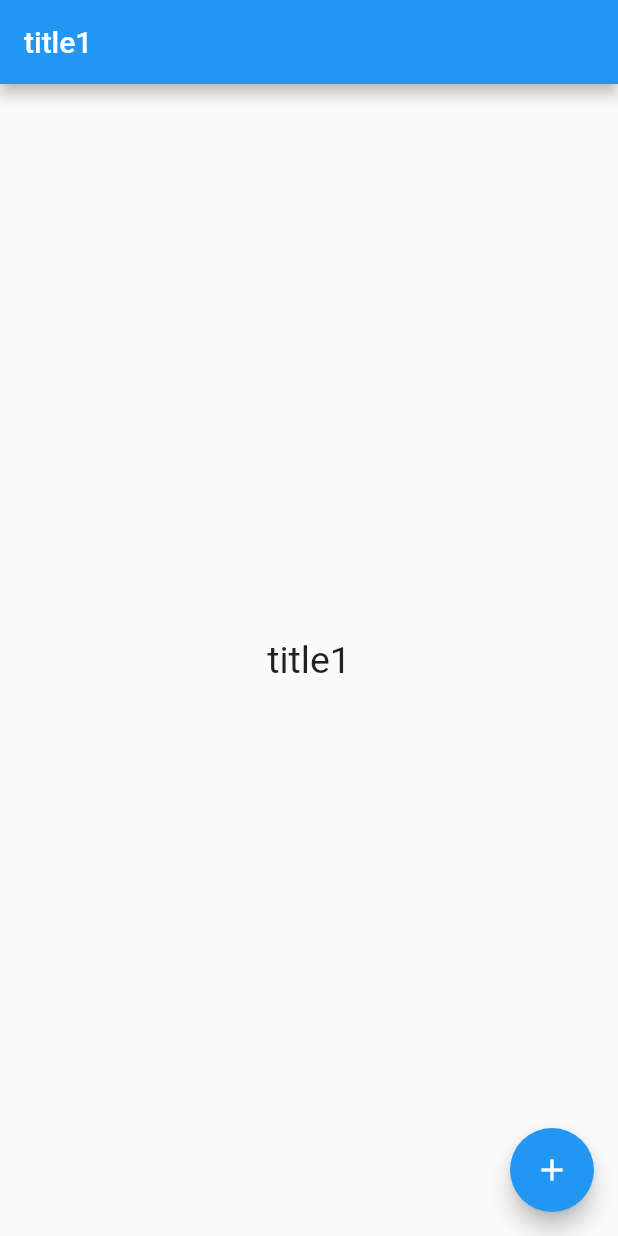
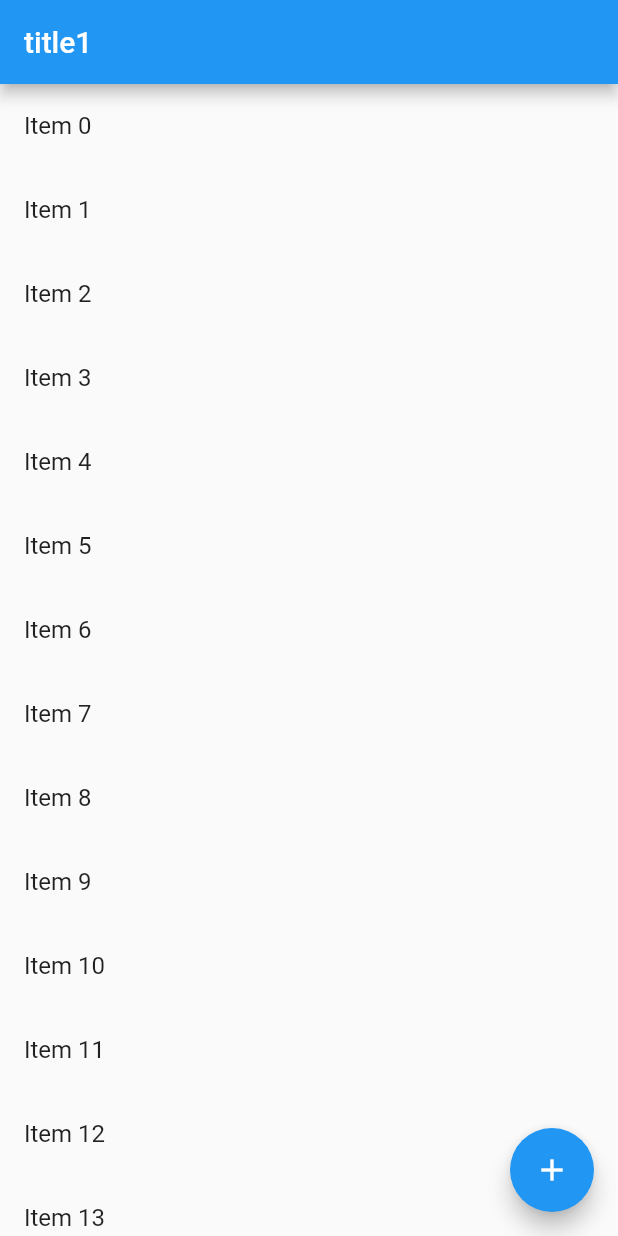
Before and after one commit to SalithaEkanayaka123/First_Flutter_Project, a Flutter app: the screen it shows after launch, on a phone screen of 412 x 824 dp. Run offline on Flutter 3.47's test engine with Material 2 defaults, Android fonts, the phone set to English and light mode, and no system bars.

Commit message:
tutorial 12

```diff
--- a/lib/screens/home_page.dart
+++ b/lib/screens/home_page.dart
@@ -1,6 +1,7 @@
 import 'package:first_project/screens/second_screen.dart';
 import 'package:flutter/material.dart';
 
+//tutoarial 12
 class HomePage extends StatefulWidget {
   HomePage({this.title});
   final String title;
@@ -9,25 +10,130 @@ class HomePage extends StatefulWidget {
 }
 
 class _HomePageState extends State<HomePage> {
+  var items = List<String>.generate(20, (index) => 'Item $index');
+
   @override
   Widget build(BuildContext context) {
     return Scaffold(
       appBar: AppBar(
         title: Text("title1"),
       ),
-      body: Center(
-        child: Column(
-          mainAxisAlignment: MainAxisAlignment.center,
-          children: [
-            Text(
-              widget.title,
-              style: TextStyle(
-                fontSize: 25.0,
-              ),
-            ),
-          ],
-        ),
+      body: ListView.builder(
+        itemBuilder: (context, index) {
+          return ListTile(
+            title: Text(items[index]),
+          );
+        },
+        itemCount: items.length,
       ),
+      // body: Container(
+      //   child: ListView(
+      //     scrollDirection: Axis.horizontal,
+      //     children: [
+      //       Container(
+      //         width: 100.0,
+      //         height: 100.0,
+      //         color: Colors.purple,
+      //       ),
+      //       Container(
+      //         width: 100.0,
+      //         height: 100.0,
+      //         color: Colors.green,
+      //       ),
+      //       Container(
+      //         width: 100.0,
+      //         height: 100.0,
+      //         color: Colors.pink,
+      //       ),
+      //       Container(
+      //         width: 100.0,
+      //         height: 100.0,
+      //         color: Colors.white,
+      //       ),
+      //       Container(
+      //         width: 100.0,
+      //          height: 100.0,
+      //         color: Colors.black,
+      //       ),
+      //       // ListTile(
+      //       //   leading: Icon(Icons.brightness_auto),
+      //       //   title: Text('Brightness Auto'),
+      //       //   subtitle: Text('Change the Brightness'),
+      //       //   trailing: Icon(Icons.menu),
+      //       //   onTap: () {},
+      //       // ),
+      //       // Divider(),
+      //       // ListTile(
+      //       //   leading: Icon(Icons.image),
+      //       //   title: Text('chnage the image'),
+      //       //   subtitle: Text('change the mage'),
+      //       //   trailing: Icon(Icons.menu),
+      //       //   onTap: () {},
+      //       // ),
+      //       // Divider(),
+      //       // ListTile(
+      //       //   leading: Icon(Icons.keyboard),
+      //       //   title: Text('Keyboard layout'),
+      //       //   subtitle: Text('Chnage the keyboard layout'),
+      //       //   trailing: Icon(Icons.menu),
+      //       //   onTap: () {},
+      //       // ),
+      //       // Divider(),
+      //       // ListTile(
+      //       //   leading: Icon(Icons.phonelink_ring_outlined),
+      //       //   title: Text('Ring Option'),
+      //       //   subtitle: Text('Change the Ring Option'),
+      //       //   trailing: Icon(Icons.menu),
+      //       //   onTap: () {},
+      //       // ),
+      //       // Divider(),
+      //       // ListTile(
+      //       //   leading: Icon(Icons.settings),
+      //       //   title: Text('Settings'),
+      //       //   subtitle: Text('Change Settings'),
+      //       //   trailing: Icon(Icons.menu),
+      //       //   onTap: () {},
+      //       // ),
+      //       // Divider(),
+      //       // ListTile(
+      //       //   leading: Icon(Icons.near_me_sharp),
+      //       //   title: Text('Near'),
+      //       //   onTap:  () {},
+      //       // ),
+      //       // Divider(),
+      //       // ListTile(
+      //       //   leading: Icon(Icons.backup),
+      //       //   title: Text('Backups'),
+      //       //   onTap: () {},
+      //       // ),
+      //       // Divider(),
+      //     ],
+      //   ),
+      // ),
+      // body: ListView(
+      //   children: [
+      // Container(
+      //   height: 200,
+      //   color: Colors.purple,
+      // ),
+      // Container(
+      //   height: 200,
+      //   color: Colors.green,
+      // ),
+      // Container(
+      //   height: 200,
+      //   color: Colors.pink,
+      // ),
+      // Container(
+      //   height: 200,
+      //   color: Colors.white,
+      // ),
+      // Container(
+      //   height: 200,
+      //   color: Colors.black,
+      // ),
+      //   ],
+      // ),
       floatingActionButton: FloatingActionButton(
         child: Icon(Icons.add),
         onPressed: () {
@@ -40,3 +146,44 @@ class _HomePageState extends State<HomePage> {
     );
   }
 }
+
+// //tutorial 11
+// class HomePage extends StatefulWidget {
+//   HomePage({this.title});
+//   final String title;
+//   @override
+//   _HomePageState createState() => _HomePageState();
+// }
+
+// class _HomePageState extends State<HomePage> {
+//   @override
+//   Widget build(BuildContext context) {
+//     return Scaffold(
+//       appBar: AppBar(
+//         title: Text("title1"),
+//       ),
+//       body: Center(
+//         child: Column(
+//           mainAxisAlignment: MainAxisAlignment.center,
+//           children: [
+//             Text(
+//               widget.title,
+//               style: TextStyle(
+//                 fontSize: 25.0,
+//               ),
+//             ),
+//           ],
+//         ),
+//       ),
+//       floatingActionButton: FloatingActionButton(
+//         child: Icon(Icons.add),
+//         onPressed: () {
+//           // Navigator.of(context).push(MaterialPageRoute(builder: (_) {
+//           //   return SecondScreen();
+//           // }));
+//           Navigator.of(context).pushNamed('/second');
+//         },
+//       ),
+//     );
+//   }
+// }
```
